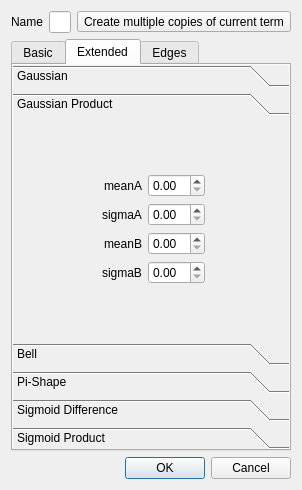
Qt form qtfuzzylite/ui/Term.ui (fuzzylite/fuzzylite) before a commit.
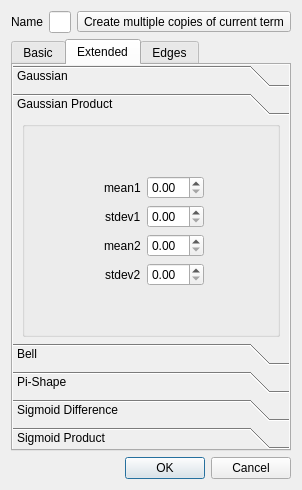
The same form after that commit. The open tabs and pages were chosen to show the change. Icons and pictures are not drawn.

Commit message: More changes in Apple. Groupboxes added. Still fixing adjustSize in Term.ui

Diff of the .ui file:
```diff
--- a/qtfuzzylite/ui/Term.ui
+++ b/qtfuzzylite/ui/Term.ui
@@ -63,17 +63,13 @@
     </widget>
    </item>
    <item>
-    <layout class="QVBoxLayout" name="lyt_terms">
-     <property name="spacing">
-      <number>0</number>
+    <widget class="QSplitter" name="splitter">
+     <property name="orientation">
+      <enum>Qt::Vertical</enum>
      </property>
-     <property name="topMargin">
-      <number>0</number>
-     </property>
-     <item>
       <widget class="QTabWidget" name="tabTerms">
        <property name="sizePolicy">
-        <sizepolicy hsizetype="MinimumExpanding" vsizetype="MinimumExpanding">
+       <sizepolicy hsizetype="MinimumExpanding" vsizetype="Expanding">
          <horstretch>0</horstretch>
          <verstretch>0</verstretch>
         </sizepolicy>
@@ -584,8 +580,8 @@
              <rect>
               <x>0</x>
               <y>0</y>
-              <width>219</width>
-              <height>134</height>
+             <width>240</width>
+             <height>157</height>
              </rect>
             </property>
             <attribute name="label">
@@ -599,6 +595,7 @@
               <number>0</number>
              </property>
              <item>
+             <widget class="QGroupBox" name="">
               <layout class="QFormLayout" name="formLayout_8">
                <property name="fieldGrowthPolicy">
                 <enum>QFormLayout::FieldsStayAtSizeHint</enum>
@@ -609,10 +606,22 @@
                <property name="formAlignment">
                 <set>Qt::AlignCenter</set>
                </property>
+               <property name="leftMargin">
+                <number>0</number>
+               </property>
+               <property name="topMargin">
+                <number>6</number>
+               </property>
+               <property name="rightMargin">
+                <number>0</number>
+               </property>
+               <property name="bottomMargin">
+                <number>6</number>
+               </property>
                <item row="0" column="0">
                 <widget class="QLabel" name="label_25">
                  <property name="text">
-                  <string>meanA</string>
+                  <string>mean1</string>
                  </property>
                 </widget>
                </item>
@@ -622,7 +631,7 @@
                <item row="1" column="0">
                 <widget class="QLabel" name="label_26">
                  <property name="text">
-                  <string>sigmaA</string>
+                  <string>stdev1</string>
                  </property>
                 </widget>
                </item>
@@ -632,7 +641,7 @@
                <item row="2" column="0">
                 <widget class="QLabel" name="label_43">
                  <property name="text">
-                  <string>meanB</string>
+                  <string>mean2</string>
                  </property>
                 </widget>
                </item>
@@ -642,7 +651,7 @@
                <item row="3" column="0">
                 <widget class="QLabel" name="label_44">
                  <property name="text">
-                  <string>sigmaB</string>
+                  <string>stdev2</string>
                  </property>
                 </widget>
                </item>
@@ -650,6 +659,7 @@
                 <widget class="QDoubleSpinBox" name="sbx_gaussian_prod_width_b"/>
                </item>
               </layout>
+             </widget>
              </item>
             </layout>
            </widget>
@@ -1318,8 +1328,7 @@
         </layout>
        </widget>
       </widget>
-     </item>
-    </layout>
+    </widget>
    </item>
    <item>
     <widget class="QDialogButtonBox" name="buttonBox">
```
Left out of the diff: 227 changed lines with no effect on the pictures. Lines whose indentation alone changed are shown as unchanged. The commit also changes 6 other files.
